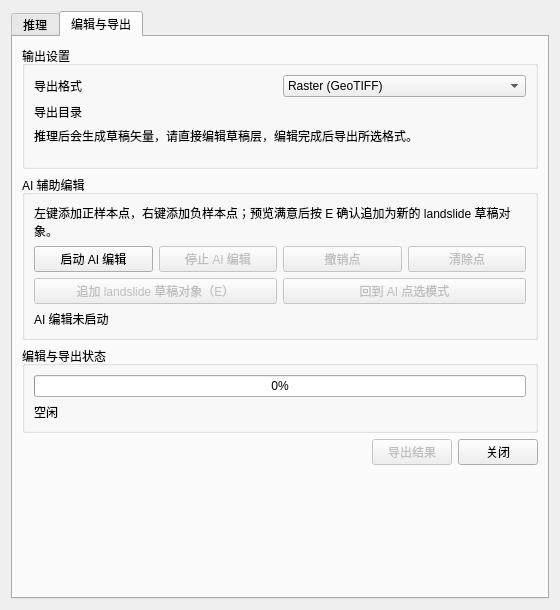
First picture: the form in land_cover_classification/land_cover_classification_dialog_base.ui, repository ZDongFan/semantic_segmentation, before the edit.
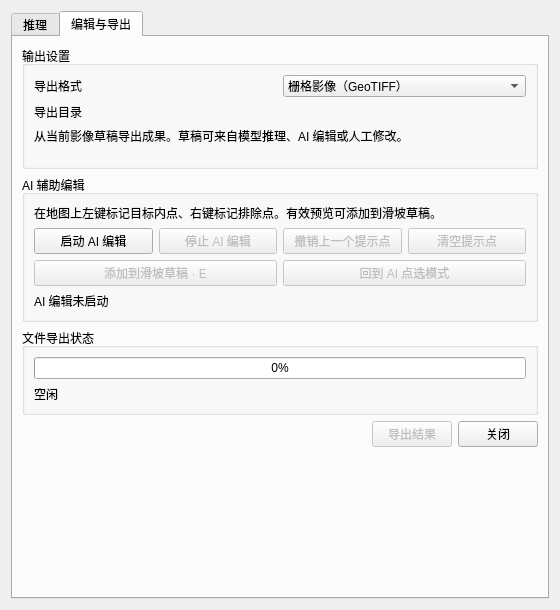
Second picture: the form after the edit. The open tabs and pages were chosen to show the change. Custom widgets are drawn as their Qt base class.

```diff
--- a/land_cover_classification/land_cover_classification_dialog_base.ui
+++ b/land_cover_classification/land_cover_classification_dialog_base.ui
@@ -337,7 +337,7 @@
            <widget class="QComboBox" name="outputFormatCombo">
             <item>
              <property name="text">
-              <string>Raster (GeoTIFF)</string>
+              <string>栅格影像（GeoTIFF）</string>
              </property>
             </item>
             <item>
@@ -365,7 +365,7 @@
           <item row="2" column="0" colspan="2">
            <widget class="QLabel" name="workflowHintLabel">
             <property name="text">
-             <string>推理后会生成草稿矢量，请直接编辑草稿层，编辑完成后导出所选格式。</string>
+             <string>从当前影像草稿导出成果。草稿可来自模型推理、AI 编辑或人工修改。</string>
             </property>
             <property name="wordWrap">
              <bool>true</bool>
@@ -398,7 +398,7 @@
           <item row="0" column="0" colspan="4">
            <widget class="QLabel" name="aiHintLabel">
             <property name="text">
-             <string>左键添加正样本点，右键添加负样本点；预览满意后按 E 确认追加为新的 landslide 草稿对象。</string>
+             <string>在地图上左键标记目标内点、右键标记排除点。有效预览可添加到滑坡草稿。</string>
             </property>
             <property name="wordWrap">
              <bool>true</bool>
@@ -428,7 +428,7 @@
              <bool>false</bool>
             </property>
             <property name="text">
-             <string>撤销点</string>
+             <string>撤销上一个提示点</string>
             </property>
            </widget>
           </item>
@@ -438,7 +438,7 @@
              <bool>false</bool>
             </property>
             <property name="text">
-             <string>清除点</string>
+             <string>清空提示点</string>
             </property>
            </widget>
           </item>
@@ -448,7 +448,7 @@
              <bool>false</bool>
             </property>
             <property name="text">
-             <string>追加 landslide 草稿对象（E）</string>
+             <string>添加到滑坡草稿 · E</string>
             </property>
            </widget>
           </item>
@@ -478,7 +478,7 @@
        <item>
         <widget class="QGroupBox" name="exportProgressGroup">
          <property name="title">
-          <string>编辑与导出状态</string>
+          <string>文件导出状态</string>
          </property>
          <layout class="QVBoxLayout" name="exportProgressLayout">
           <item>
```
Left out of the diff: 12 changed lines with no effect on the pictures.
